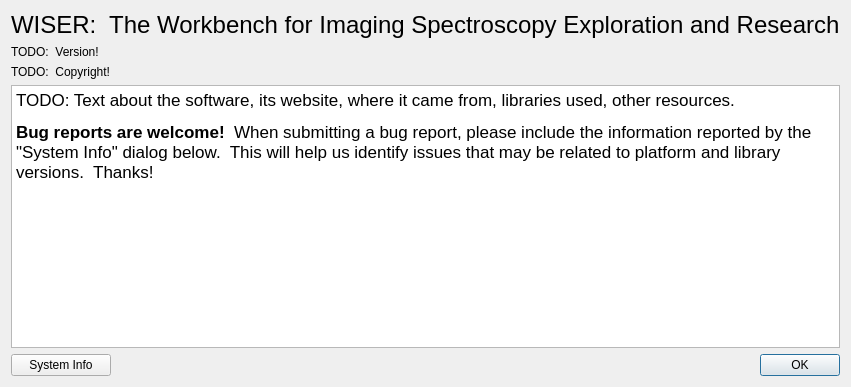
Qt form src/gui/ui_files/about_dialog.ui (Ehlmann-research-group/WISER) before a commit.
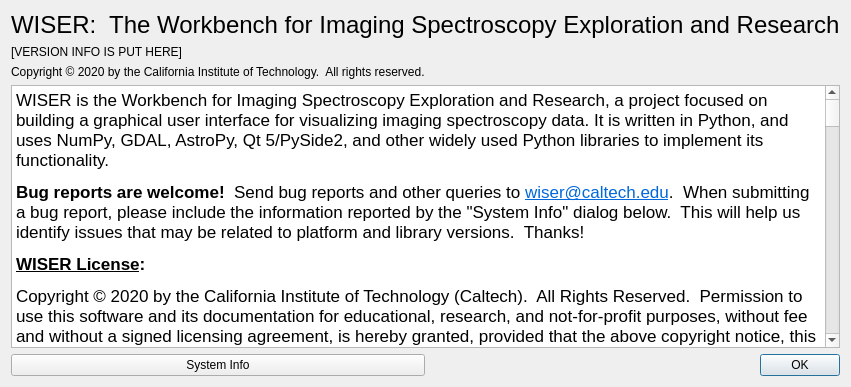
The same form after that commit.

Commit message: Add license information to WISER for public release

Diff of the .ui file:
```diff
--- a/src/gui/ui_files/about_dialog.ui
+++ b/src/gui/ui_files/about_dialog.ui
@@ -24,15 +24,61 @@
 &lt;html&gt;&lt;head&gt;&lt;meta name=&quot;qrichtext&quot; content=&quot;1&quot; /&gt;&lt;style type=&quot;text/css&quot;&gt;
 p, li { white-space: pre-wrap; }
 &lt;/style&gt;&lt;/head&gt;&lt;body style=&quot; font-family:'.AppleSystemUIFont'; font-size:13pt; font-weight:400; font-style:normal;&quot;&gt;
-&lt;p style=&quot; margin-top:12px; margin-bottom:12px; margin-left:0px; margin-right:0px; -qt-block-indent:0; text-indent:0px;&quot;&gt;TODO: Text about the software, its website, where it came from, libraries used, other resources.&lt;/p&gt;
-&lt;p style=&quot; margin-top:12px; margin-bottom:12px; margin-left:0px; margin-right:0px; -qt-block-indent:0; text-indent:0px;&quot;&gt;&lt;span style=&quot; font-weight:600;&quot;&gt;Bug reports are welcome!&lt;/span&gt;  When submitting a bug report, please include the information reported by the &amp;quot;System Info&amp;quot; dialog below.  This will help us identify issues that may be related to platform and library versions.  Thanks!&lt;/p&gt;&lt;/body&gt;&lt;/html&gt;</string>
+&lt;p style=&quot; margin-top:0px; margin-bottom:0px; margin-left:0px; margin-right:0px; -qt-block-indent:0; text-indent:0px;&quot;&gt;WISER is the Workbench for Imaging Spectroscopy Exploration and Research, a project focused on building a graphical user interface for visualizing imaging spectroscopy data. It is written in Python, and uses NumPy, GDAL, AstroPy, Qt 5/PySide2, and other widely used Python libraries to implement its functionality.&lt;/p&gt;
+&lt;p style=&quot; margin-top:12px; margin-bottom:12px; margin-left:0px; margin-right:0px; -qt-block-indent:0; text-indent:0px;&quot;&gt;&lt;span style=&quot; font-weight:600;&quot;&gt;Bug reports are welcome!&lt;/span&gt;  Send bug reports and other queries to &lt;a href=&quot;mailto:wiser@caltech.edu&quot;&gt;&lt;span style=&quot; text-decoration: underline; color:#0068da;&quot;&gt;wiser@caltech.edu&lt;/span&gt;&lt;/a&gt;.  When submitting a bug report, please include the information reported by the &amp;quot;System Info&amp;quot; dialog below.  This will help us identify issues that may be related to platform and library versions.  Thanks!&lt;/p&gt;
+&lt;p style=&quot; margin-top:12px; margin-bottom:12px; margin-left:0px; margin-right:0px; -qt-block-indent:0; text-indent:0px;&quot;&gt;&lt;span style=&quot; font-weight:600; text-decoration: underline;&quot;&gt;WISER License&lt;/span&gt;&lt;span style=&quot; font-weight:600;&quot;&gt;:&lt;/span&gt;&lt;/p&gt;
+&lt;p style=&quot; margin-top:12px; margin-bottom:12px; margin-left:0px; margin-right:0px; -qt-block-indent:0; text-indent:0px;&quot;&gt;Copyright © 2020 by the California Institute of Technology (Caltech).  All Rights Reserved.  Permission to use this software and its documentation for educational, research, and not-for-profit purposes, without fee and without a signed licensing agreement, is hereby granted, provided that the above copyright notice, this paragraph and the following two paragraphs appear in all copies, modifications, and distributions.  Contact the Caltech Technology Transfer and Corporate Partnerships Office, 1200 E. California Blvd., Pasadena, CA 91125, (626) 395-3066, &lt;a href=&quot;mailto:innovation@caltech.edu&quot;&gt;&lt;span style=&quot; text-decoration: underline; color:#0068da;&quot;&gt;innovation@caltech.edu&lt;/span&gt;&lt;/a&gt;, &lt;a href=&quot;https://innovation.caltech.edu&quot;&gt;&lt;span style=&quot; text-decoration: underline; color:#0068da;&quot;&gt;https://innovation.caltech.edu&lt;/span&gt;&lt;/a&gt; for commercial licensing opportunities.&lt;/p&gt;
+&lt;p style=&quot; margin-top:12px; margin-bottom:12px; margin-left:0px; margin-right:0px; -qt-block-indent:0; text-indent:0px;&quot;&gt;IN NO EVENT SHALL CALTECH BE LIABLE TO ANY PARTY FOR DIRECT, INDIRECT, SPECIAL, INCIDENTAL, OR CONSEQUENTIAL DAMAGES, INCLUDING LOST PROFITS, ARISING OUT OF THE USE OF THIS SOFTWARE AND ITS DOCUMENTATION, EVEN IF CALTECH HAS BEEN ADVISED OF THE POSSIBILITY OF SUCH DAMAGE.&lt;/p&gt;
+&lt;p style=&quot; margin-top:12px; margin-bottom:12px; margin-left:0px; margin-right:0px; -qt-block-indent:0; text-indent:0px;&quot;&gt;CALTECH SPECIFICALLY DISCLAIMS ANY WARRANTIES, INCLUDING, BUT NOT LIMITED TO, THE IMPLIED WARRANTIES OF MERCHANTABILITY AND FITNESS FOR A PARTICULAR PURPOSE.  THE SOFTWARE AND ACCOMPANYING DOCUMENTATION, IF ANY, PROVIDED HEREUNDER IS PROVIDED &amp;quot;AS IS&amp;quot;.  CALTECH HAS NO OBLIGATION TO PROVIDE MAINTENANCE, SUPPORT, UPDATES, ENHANCEMENTS, OR MODIFICATIONS.&lt;/p&gt;
+&lt;p style=&quot; margin-top:12px; margin-bottom:12px; margin-left:0px; margin-right:0px; -qt-block-indent:0; text-indent:0px;&quot;&gt;&lt;span style=&quot; font-weight:600; text-decoration: underline;&quot;&gt;The following are license notices for software used in WISER&lt;/span&gt;&lt;span style=&quot; font-weight:600;&quot;&gt;:&lt;/span&gt;&lt;/p&gt;
+&lt;p style=&quot; margin-top:12px; margin-bottom:12px; margin-left:0px; margin-right:0px; -qt-block-indent:0; text-indent:0px;&quot;&gt;&lt;span style=&quot; font-weight:600;&quot;&gt;AstroPy:&lt;/span&gt;&lt;/p&gt;
+&lt;p style=&quot; margin-top:12px; margin-bottom:12px; margin-left:0px; margin-right:0px; -qt-block-indent:0; text-indent:0px;&quot;&gt;Copyright (c) 2011-2017, Astropy Developers.  All rights reserved.&lt;/p&gt;
+&lt;p style=&quot; margin-top:12px; margin-bottom:12px; margin-left:0px; margin-right:0px; -qt-block-indent:0; text-indent:0px;&quot;&gt;Redistribution and use in source and binary forms, with or without modification, are permitted provided that the following conditions are met:&lt;/p&gt;
+&lt;ul style=&quot;margin-top: 0px; margin-bottom: 0px; margin-left: 0px; margin-right: 0px; -qt-list-indent: 1;&quot;&gt;&lt;li style=&quot;&quot; style=&quot; margin-top:12px; margin-bottom:12px; margin-left:0px; margin-right:0px; -qt-block-indent:0; text-indent:0px;&quot;&gt;Redistributions of source code must retain the above copyright notice, this list of conditions and the following disclaimer.&lt;/li&gt;
+&lt;li style=&quot;&quot; style=&quot; margin-top:12px; margin-bottom:12px; margin-left:0px; margin-right:0px; -qt-block-indent:0; text-indent:0px;&quot;&gt;Redistributions in binary form must reproduce the above copyright notice, this list of conditions and the following disclaimer in the documentation and/or other materials provided with the distribution.&lt;/li&gt;
+&lt;li style=&quot;&quot; style=&quot; margin-top:12px; margin-bottom:12px; margin-left:0px; margin-right:0px; -qt-block-indent:0; text-indent:0px;&quot;&gt;Neither the name of the Astropy Team nor the names of its contributors may be used to endorse or promote products derived from this software without specific prior written permission.&lt;/li&gt;&lt;/ul&gt;
+&lt;p style=&quot; margin-top:12px; margin-bottom:12px; margin-left:0px; margin-right:0px; -qt-block-indent:0; text-indent:0px;&quot;&gt;THIS SOFTWARE IS PROVIDED BY THE COPYRIGHT HOLDERS AND CONTRIBUTORS “AS IS” AND ANY EXPRESS OR IMPLIED WARRANTIES, INCLUDING, BUT NOT LIMITED TO, THE IMPLIED WARRANTIES OF MERCHANTABILITY AND FITNESS FOR A PARTICULAR PURPOSE ARE DISCLAIMED. IN NO EVENT SHALL THE COPYRIGHT HOLDER OR CONTRIBUTORS BE LIABLE FOR ANY DIRECT, INDIRECT, INCIDENTAL, SPECIAL, EXEMPLARY, OR CONSEQUENTIAL DAMAGES (INCLUDING, BUT NOT LIMITED TO, PROCUREMENT OF SUBSTITUTE GOODS OR SERVICES; LOSS OF USE, DATA, OR PROFITS; OR BUSINESS INTERRUPTION) HOWEVER CAUSED AND ON ANY THEORY OF LIABILITY, WHETHER IN CONTRACT, STRICT LIABILITY, OR TORT (INCLUDING NEGLIGENCE OR OTHERWISE) ARISING IN ANY WAY OUT OF THE USE OF THIS SOFTWARE, EVEN IF ADVISED OF THE POSSIBILITY OF SUCH DAMAGE.&lt;/p&gt;
+&lt;p style=&quot; margin-top:12px; margin-bottom:12px; margin-left:0px; margin-right:0px; -qt-block-indent:0; text-indent:0px;&quot;&gt;&lt;span style=&quot; font-weight:600;&quot;&gt;GDAL:&lt;/span&gt;&lt;/p&gt;
+&lt;p style=&quot; margin-top:12px; margin-bottom:12px; margin-left:0px; margin-right:0px; -qt-block-indent:0; text-indent:0px;&quot;&gt;In general GDAL/OGR is licensed under an MIT/X style license with the following terms:&lt;/p&gt;
+&lt;p style=&quot; margin-top:12px; margin-bottom:12px; margin-left:0px; margin-right:0px; -qt-block-indent:0; text-indent:0px;&quot;&gt;Permission is hereby granted, free of charge, to any person obtaining a copy of this software and associated documentation files (the “Software”), to deal in the Software without restriction, including without limitation the rights to use, copy, modify, merge, publish, distribute, sublicense, and/or sell copies of the Software, and to permit persons to whom the Software is furnished to do so, subject to the following conditions:&lt;/p&gt;
+&lt;p style=&quot; margin-top:12px; margin-bottom:12px; margin-left:0px; margin-right:0px; -qt-block-indent:0; text-indent:0px;&quot;&gt;The above copyright notice and this permission notice shall be included in all copies or substantial portions of the Software.&lt;/p&gt;
+&lt;p style=&quot; margin-top:12px; margin-bottom:12px; margin-left:0px; margin-right:0px; -qt-block-indent:0; text-indent:0px;&quot;&gt;THE SOFTWARE IS PROVIDED “AS IS”, WITHOUT WARRANTY OF ANY KIND, EXPRESS OR IMPLIED, INCLUDING BUT NOT LIMITED TO THE WARRANTIES OF MERCHANTABILITY, FITNESS FOR A PARTICULAR PURPOSE AND NONINFRINGEMENT. IN NO EVENT SHALL THE AUTHORS OR COPYRIGHT HOLDERS BE LIABLE FOR ANY CLAIM, DAMAGES OR OTHER LIABILITY, WHETHER IN AN ACTION OF CONTRACT, TORT OR OTHERWISE, ARISING FROM, OUT OF OR IN CONNECTION WITH THE SOFTWARE OR THE USE OR OTHER DEALINGS IN THE SOFTWARE.&lt;/p&gt;
+&lt;p style=&quot; margin-top:12px; margin-bottom:12px; margin-left:0px; margin-right:0px; -qt-block-indent:0; text-indent:0px;&quot;&gt;&lt;span style=&quot; font-weight:600;&quot;&gt;NumPy:&lt;/span&gt;&lt;/p&gt;
+&lt;p style=&quot; margin-top:12px; margin-bottom:12px; margin-left:0px; margin-right:0px; -qt-block-indent:0; text-indent:0px;&quot;&gt;Copyright (c) 2005, NumPy Developers.  All rights reserved.&lt;/p&gt;
+&lt;p style=&quot; margin-top:12px; margin-bottom:12px; margin-left:0px; margin-right:0px; -qt-block-indent:0; text-indent:0px;&quot;&gt;Redistribution and use in source and binary forms, with or without modification, are permitted provided that the following conditions are met:&lt;/p&gt;
+&lt;ul style=&quot;margin-top: 0px; margin-bottom: 0px; margin-left: 0px; margin-right: 0px; -qt-list-indent: 1;&quot;&gt;&lt;li style=&quot;&quot; style=&quot; margin-top:12px; margin-bottom:12px; margin-left:0px; margin-right:0px; -qt-block-indent:0; text-indent:0px;&quot;&gt;Redistributions of source code must retain the above copyright notice, this list of conditions and the following disclaimer.&lt;/li&gt;
+&lt;li style=&quot;&quot; style=&quot; margin-top:12px; margin-bottom:12px; margin-left:0px; margin-right:0px; -qt-block-indent:0; text-indent:0px;&quot;&gt;Redistributions in binary form must reproduce the above copyright notice, this list of conditions and the following disclaimer in the documentation and/or other materials provided with the distribution.&lt;/li&gt;
+&lt;li style=&quot;&quot; style=&quot; margin-top:12px; margin-bottom:12px; margin-left:0px; margin-right:0px; -qt-block-indent:0; text-indent:0px;&quot;&gt;Neither the name of the NumPy Developers nor the names of any contributors may be used to endorse or promote products derived from this software without specific prior written permission.&lt;/li&gt;&lt;/ul&gt;
+&lt;p style=&quot; margin-top:12px; margin-bottom:12px; margin-left:0px; margin-right:0px; -qt-block-indent:0; text-indent:0px;&quot;&gt;THIS SOFTWARE IS PROVIDED BY THE COPYRIGHT HOLDERS AND CONTRIBUTORS “AS IS” AND ANY EXPRESS OR IMPLIED WARRANTIES, INCLUDING, BUT NOT LIMITED TO, THE IMPLIED WARRANTIES OF MERCHANTABILITY AND FITNESS FOR A PARTICULAR PURPOSE ARE DISCLAIMED. IN NO EVENT SHALL THE COPYRIGHT OWNER OR CONTRIBUTORS BE LIABLE FOR ANY DIRECT, INDIRECT, INCIDENTAL, SPECIAL, EXEMPLARY, OR CONSEQUENTIAL DAMAGES (INCLUDING, BUT NOT LIMITED TO, PROCUREMENT OF SUBSTITUTE GOODS OR SERVICES; LOSS OF USE, DATA, OR PROFITS; OR BUSINESS INTERRUPTION) HOWEVER CAUSED AND ON ANY THEORY OF LIABILITY, WHETHER IN CONTRACT, STRICT LIABILITY, OR TORT (INCLUDING NEGLIGENCE OR OTHERWISE) ARISING IN ANY WAY OUT OF THE USE OF THIS SOFTWARE, EVEN IF ADVISED OF THE POSSIBILITY OF SUCH DAMAGE.&lt;/p&gt;
+&lt;p style=&quot; margin-top:12px; margin-bottom:12px; margin-left:0px; margin-right:0px; -qt-block-indent:0; text-indent:0px;&quot;&gt;&lt;span style=&quot; font-weight:600;&quot;&gt;Pillow (PIL Fork):&lt;/span&gt;&lt;/p&gt;
+&lt;p style=&quot; margin-top:12px; margin-bottom:12px; margin-left:0px; margin-right:0px; -qt-block-indent:0; text-indent:0px;&quot;&gt;The Python Imaging Library (PIL) is&lt;/p&gt;
+&lt;p style=&quot; margin-top:0px; margin-bottom:0px; margin-left:0px; margin-right:0px; -qt-block-indent:0; text-indent:0px;&quot;&gt;	Copyright © 1997-2011 by Secret Labs AB&lt;/p&gt;
+&lt;p style=&quot; margin-top:0px; margin-bottom:0px; margin-left:0px; margin-right:0px; -qt-block-indent:0; text-indent:0px;&quot;&gt;	Copyright © 1995-2011 by Fredrik Lundh&lt;/p&gt;
+&lt;p style=&quot;-qt-paragraph-type:empty; margin-top:0px; margin-bottom:0px; margin-left:0px; margin-right:0px; -qt-block-indent:0; text-indent:0px;&quot;&gt;&lt;br /&gt;&lt;/p&gt;
+&lt;p style=&quot; margin-top:0px; margin-bottom:0px; margin-left:0px; margin-right:0px; -qt-block-indent:0; text-indent:0px;&quot;&gt;Pillow is the friendly PIL fork. It is&lt;/p&gt;
+&lt;p style=&quot;-qt-paragraph-type:empty; margin-top:0px; margin-bottom:0px; margin-left:0px; margin-right:0px; -qt-block-indent:0; text-indent:0px;&quot;&gt;&lt;br /&gt;&lt;/p&gt;
+&lt;p style=&quot; margin-top:0px; margin-bottom:0px; margin-left:0px; margin-right:0px; -qt-block-indent:0; text-indent:0px;&quot;&gt;	Copyright © 2010-2020 by Alex Clark and contributors&lt;/p&gt;
+&lt;p style=&quot;-qt-paragraph-type:empty; margin-top:0px; margin-bottom:0px; margin-left:0px; margin-right:0px; -qt-block-indent:0; text-indent:0px;&quot;&gt;&lt;br /&gt;&lt;/p&gt;
+&lt;p style=&quot; margin-top:0px; margin-bottom:0px; margin-left:0px; margin-right:0px; -qt-block-indent:0; text-indent:0px;&quot;&gt;Like PIL, Pillow is licensed under the open source PIL Software License:&lt;/p&gt;
+&lt;p style=&quot;-qt-paragraph-type:empty; margin-top:0px; margin-bottom:0px; margin-left:0px; margin-right:0px; -qt-block-indent:0; text-indent:0px;&quot;&gt;&lt;br /&gt;&lt;/p&gt;
+&lt;p style=&quot; margin-top:0px; margin-bottom:0px; margin-left:0px; margin-right:0px; -qt-block-indent:0; text-indent:0px;&quot;&gt;By obtaining, using, and/or copying this software and/or its associated documentation, you agree that you have read, understood, and will comply with the following terms and conditions:&lt;/p&gt;
+&lt;p style=&quot;-qt-paragraph-type:empty; margin-top:0px; margin-bottom:0px; margin-left:0px; margin-right:0px; -qt-block-indent:0; text-indent:0px;&quot;&gt;&lt;br /&gt;&lt;/p&gt;
+&lt;p style=&quot; margin-top:0px; margin-bottom:0px; margin-left:0px; margin-right:0px; -qt-block-indent:0; text-indent:0px;&quot;&gt;Permission to use, copy, modify, and distribute this software and its associated documentation for any purpose and without fee is hereby granted, provided that the above copyright notice appears in all copies, and that both that copyright notice and this permission notice appear in supporting&lt;/p&gt;
+&lt;p style=&quot; margin-top:0px; margin-bottom:0px; margin-left:0px; margin-right:0px; -qt-block-indent:0; text-indent:0px;&quot;&gt;documentation, and that the name of Secret Labs AB or the author not be used in advertising or publicity pertaining to distribution of the software without specific, written prior permission.&lt;/p&gt;
+&lt;p style=&quot;-qt-paragraph-type:empty; margin-top:0px; margin-bottom:0px; margin-left:0px; margin-right:0px; -qt-block-indent:0; text-indent:0px;&quot;&gt;&lt;br /&gt;&lt;/p&gt;
+&lt;p style=&quot; margin-top:0px; margin-bottom:0px; margin-left:0px; margin-right:0px; -qt-block-indent:0; text-indent:0px;&quot;&gt;SECRET LABS AB AND THE AUTHOR DISCLAIMS ALL WARRANTIES WITH REGARD TO THIS SOFTWARE, INCLUDING ALL IMPLIED WARRANTIES OF MERCHANTABILITY AND FITNESS.  IN NO EVENT SHALL SECRET LABS AB OR THE AUTHOR BE LIABLE FOR ANY SPECIAL, INDIRECT OR CONSEQUENTIAL DAMAGES OR ANY DAMAGES WHATSOEVER RESULTING FROM LOSS OF USE, DATA OR PROFITS, WHETHER IN AN ACTION OF CONTRACT, NEGLIGENCE OR OTHER TORTIOUS ACTION, ARISING OUT OF OR IN CONNECTION WITH THE USE OR&lt;/p&gt;
+&lt;p style=&quot; margin-top:0px; margin-bottom:0px; margin-left:0px; margin-right:0px; -qt-block-indent:0; text-indent:0px;&quot;&gt;PERFORMANCE OF THIS SOFTWARE.&lt;/p&gt;
+&lt;p style=&quot;-qt-paragraph-type:empty; margin-top:0px; margin-bottom:0px; margin-left:0px; margin-right:0px; -qt-block-indent:0; text-indent:0px;&quot;&gt;&lt;br /&gt;&lt;/p&gt;
+&lt;p style=&quot; margin-top:0px; margin-bottom:0px; margin-left:0px; margin-right:0px; -qt-block-indent:0; text-indent:0px;&quot;&gt;&lt;span style=&quot; font-weight:600;&quot;&gt;Qt 5 / PySide2:&lt;/span&gt;&lt;/p&gt;
+&lt;p style=&quot;-qt-paragraph-type:empty; margin-top:0px; margin-bottom:0px; margin-left:0px; margin-right:0px; -qt-block-indent:0; text-indent:0px;&quot;&gt;&lt;br /&gt;&lt;/p&gt;
+&lt;p style=&quot; margin-top:0px; margin-bottom:0px; margin-left:0px; margin-right:0px; -qt-block-indent:0; text-indent:0px;&quot;&gt;See https://doc.qt.io/qt-5/opensourcelicense.html for licensing details of Qt 5 and PySide2.&lt;/p&gt;&lt;/body&gt;&lt;/html&gt;</string>
      </property>
     </widget>
    </item>
    <item row="1" column="0" colspan="2">
     <widget class="QLabel" name="label_version">
      <property name="text">
-      <string>TODO:  Version!</string>
+      <string>[VERSION INFO IS PUT HERE]</string>
      </property>
     </widget>
    </item>
@@ -71,7 +117,7 @@
    <item row="2" column="0">
     <widget class="QLabel" name="label_copyright">
      <property name="text">
-      <string>TODO:  Copyright!</string>
+      <string>Copyright © 2020 by the California Institute of Technology.  All rights reserved.</string>
      </property>
     </widget>
    </item>
```
The commit also changes 3 other files.
